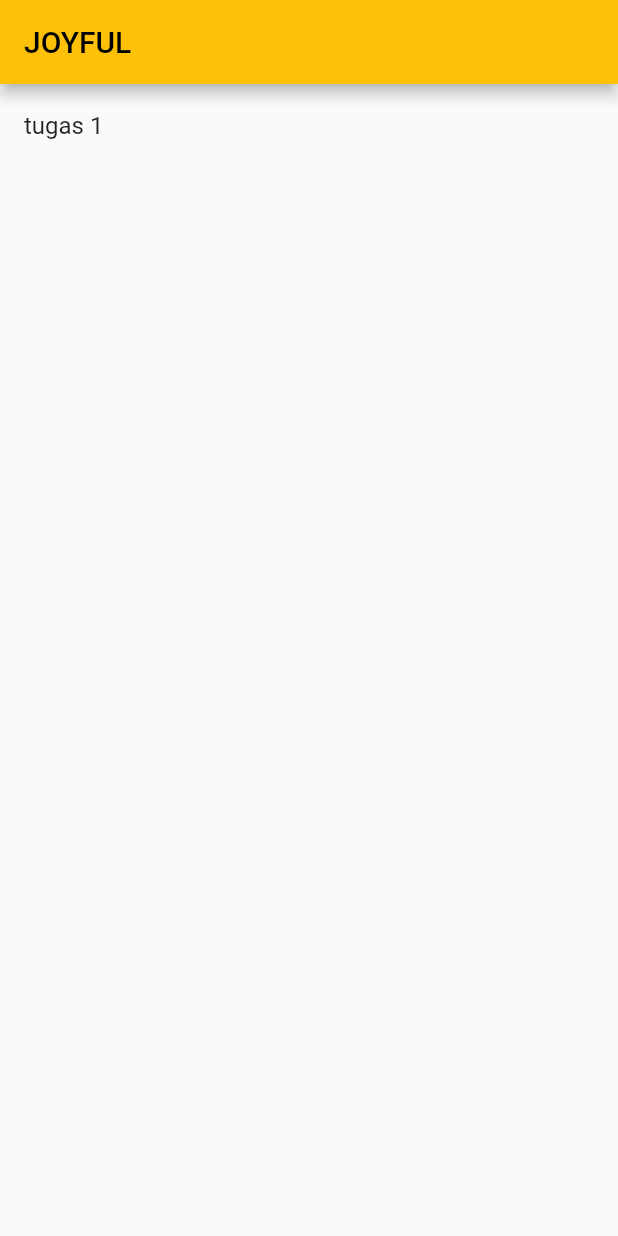
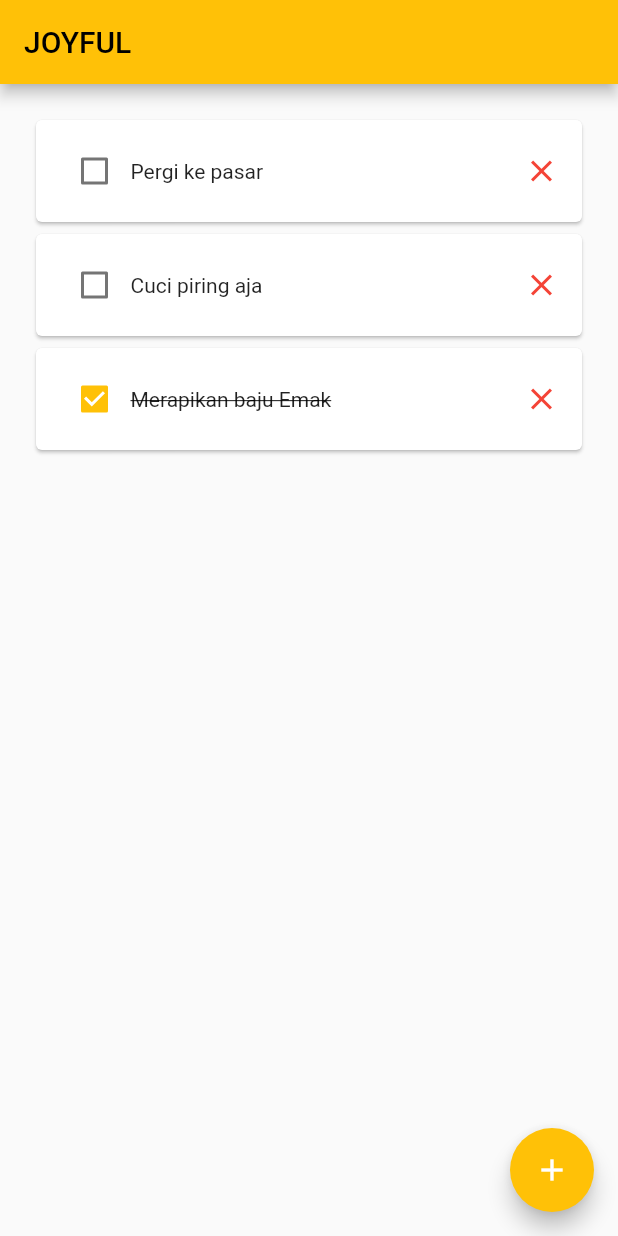
Before and after one commit to henlyforbesly/joyful, a Flutter app: the screen it shows after launch, on a phone screen of 412 x 824 dp. Run offline on Flutter 3.47's test engine with Material 2 defaults, Android fonts, the phone set to English and light mode, and no system bars.

Commit message:
feat: Add home page

```diff
--- a/lib/home.dart
+++ b/lib/home.dart
@@ -1,5 +1,4 @@
 import 'package:flutter/material.dart';
-
 class HomePage extends StatefulWidget {
   const HomePage({super.key});
 
@@ -8,32 +7,89 @@ class HomePage extends StatefulWidget {
 }
 
 class _HomePageState extends State<HomePage> {
+  var data = [
+    {
+      'name': 'Pergi ke pasar',
+      'isChecked': false,
+    },
+    {
+      'name': 'Merapikan baju Emak',
+      'isChecked': true,
+    },
+    {
+      'name': 'Cuci piring aja',
+      'isChecked': false,
+    },
+  ];
+  var sortedData = [];
+
   @override
   Widget build(BuildContext context) {
+    sortedData = sortTaskList(data);
+
     return Scaffold(
       appBar: AppBar(
         title: const Text('JOYFUL'),
       ),
-      body: Column(
-        children: [
-           Dismissible(
-                direction: DismissDirection.endToStart,
-                key: const Key('1'),
-                onDismissed: (direction) {
-                  // Removes that item the list on swipwe
-                  setState(() {
-                  });
-                  // Shows the information on Snackbar
-                  //Scaffold.of(context)
-                      //.showSnackBar(SnackBar(content: Text("item telah dihapus")));
-                },
-                background: Container(color: Colors.red),
-                secondaryBackground: Container(color: Colors.green) ,
-                child: ListTile(title: Text('tugas 1')),
-              )
-        ],
-      ) ,
-
+      body: Container(
+        padding: const EdgeInsets.all(20),
+        child: Column(
+          children: [
+            ListView.builder(
+              shrinkWrap: true,
+              itemCount: sortedData.length,
+              itemBuilder: (context, index) {
+                return Card(
+                  clipBehavior: Clip.hardEdge,
+                  child: InkWell(
+                    splashColor: Colors.amber[300]!.withAlpha(30),
+                    onTap: () {},
+                    child: Padding(
+                      padding:
+                          const EdgeInsets.symmetric(vertical: 10, horizontal: 15),
+                      child: Row(
+                        mainAxisAlignment: MainAxisAlignment.start,
+                        children: [
+                          Checkbox(
+                            value: sortedData[index]['isChecked'] as bool,
+                            onChanged: (bool? value) {
+                              setState(() {
+                                sortedData[index]['isChecked'] = value!;
+                              });
+                            },
+                          ),
+                          Expanded(
+                            child: Text(
+                              '${sortedData[index]['name']}',
+                              style: TextStyle(decoration: sortedData[index]['isChecked'] == true ? TextDecoration.lineThrough : TextDecoration.none),
+                            ),
+                          ),
+                          const Icon(Icons.close, color: Colors.red),
+                        ],
+                      ),
+                    ),
+                  ),
+                );
+              },
+            ),
+          ],
+        ),
+      ),
+      floatingActionButton: FloatingActionButton(
+        onPressed: () {},
+        child: Icon(Icons.add, color: Colors.white),
+      ),
     );
   }
 }
+
+List sortTaskList(dynamic data) {
+  var isCheckedFalse = [];
+  var isCheckedTrue = [];
+
+  for (var datum in data) {
+    datum['isChecked'] == true ? isCheckedTrue.add(datum) : isCheckedFalse.add(datum);
+  }
+
+  return isCheckedFalse + isCheckedTrue;
+}
--- a/lib/main.dart
+++ b/lib/main.dart
@@ -12,7 +12,7 @@ class MyApp extends StatelessWidget {
   @override
   Widget build(BuildContext context) {
     return MaterialApp(
-      title: 'Flutteddr Demo',
+      title: 'Flutter Demo',
       theme: ThemeData(
         primarySwatch: Colors.amber,
       ),
```
